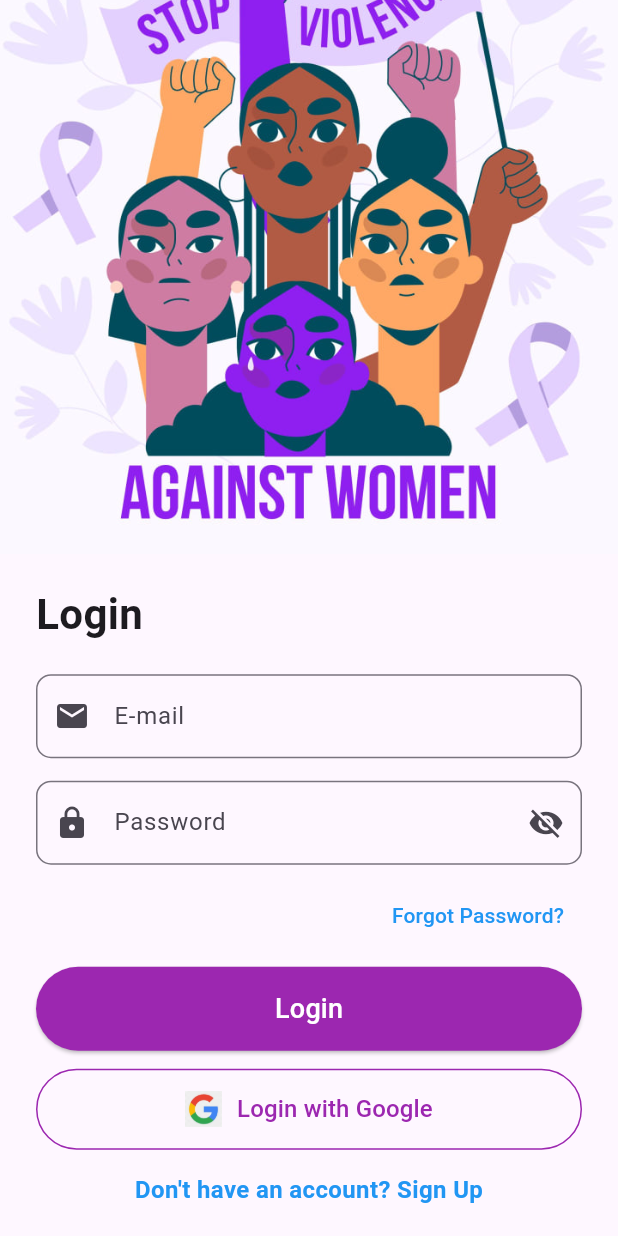
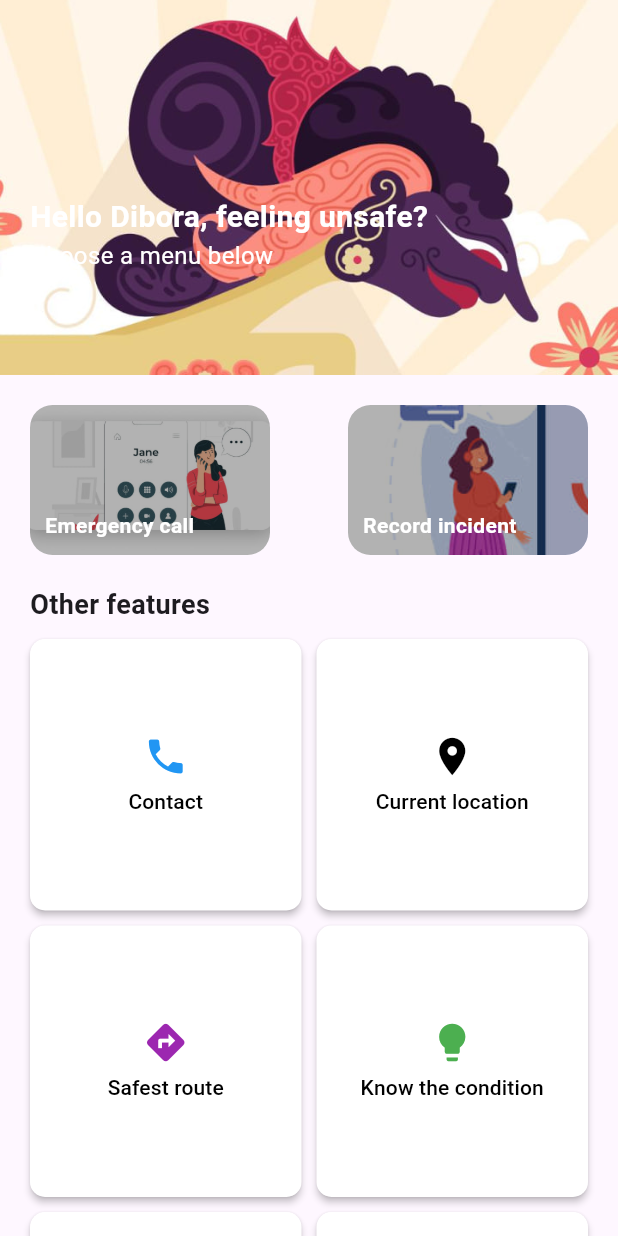
Before and after one commit to hiyammm1/tila_app, a Flutter app: the LoginPage screen opened directly, scrolled down 62 dp, after a tap on "Login", on a phone screen of 412 x 824 dp. Run offline on Flutter 3.47's test engine with Material 3 defaults, Android fonts, the phone set to English and light mode, and no system bars.

Commit message:
home page added

```diff
--- /dev/null
+++ b/lib/home_page.dart
@@ -0,0 +1,190 @@
+import 'package:flutter/material.dart';
+
+class HomePage extends StatelessWidget {
+  const HomePage({super.key});
+
+  @override
+  Widget build(BuildContext context) {
+    return Scaffold(
+      body: SingleChildScrollView(
+        child: Column(
+          crossAxisAlignment: CrossAxisAlignment.start,
+          children: [
+            // Top Banner Section
+            Stack(
+              children: [
+                // Background Image
+                SizedBox(
+                  width: double.infinity,
+                  height: 250,
+                  child: Image.asset(
+                    "assets/images/home_banner.jpg", // Ensure this image exists
+                    fit: BoxFit.cover,
+                  ),
+                ),
+                // Overlay Text
+                Positioned(
+                  top: 130,
+                  left: 20,
+                  child: Column(
+                    crossAxisAlignment: CrossAxisAlignment.start,
+                    children: const [
+                      Text(
+                        "Hello Dibora, feeling unsafe?",
+                        style: TextStyle(
+                          fontSize: 20,
+                          fontWeight: FontWeight.bold,
+                          color: Colors.white,
+                        ),
+                      ),
+                      Text(
+                        "Choose a menu below",
+                        style: TextStyle(
+                          fontSize: 16,
+                          color: Colors.white,
+                        ),
+                      ),
+                    ],
+                  ),
+                ),
+              ],
+            ),
+
+            const SizedBox(height: 20),
+
+            // Main Menu Cards
+            Padding(
+              padding: const EdgeInsets.symmetric(horizontal: 20),
+              child: Row(
+                mainAxisAlignment: MainAxisAlignment.spaceBetween,
+                children: [
+                  _buildMainMenuCard(
+                    title: "Emergency call",
+                    image: "assets/images/emergency_call.jpg",
+                    onTap: () {
+                      // Add Emergency Call action
+                    },
+                  ),
+                  _buildMainMenuCard(
+                    title: "Record incident",
+                    image: "assets/images/record_incident.jpg",
+                    onTap: () {
+                      // Add Record Incident action
+                    },
+                  ),
+                ],
+              ),
+            ),
+
+            const SizedBox(height: 20),
+
+            // Other Features Title
+            const Padding(
+              padding: EdgeInsets.symmetric(horizontal: 20),
+              child: Text(
+                "Other features",
+                style: TextStyle(fontSize: 18, fontWeight: FontWeight.bold),
+              ),
+            ),
+
+            const SizedBox(height: 10),
+
+            // Features Grid
+            Padding(
+              padding: const EdgeInsets.symmetric(horizontal: 20),
+              child: GridView.count(
+                crossAxisCount: 2,
+                shrinkWrap: true,
+                physics: const NeverScrollableScrollPhysics(),
+                mainAxisSpacing: 10,
+                crossAxisSpacing: 10,
+                children: [
+                  _buildFeatureButton("Contact", Icons.phone, Colors.blue),
+                  _buildFeatureButton("Current location", Icons.location_on, Colors.black),
+                  _buildFeatureButton("Safest route", Icons.directions, Colors.purple),
+                  _buildFeatureButton("Know the condition", Icons.lightbulb, Colors.green),
+                  _buildFeatureButton("Forum", Icons.forum, Colors.teal),
+                  _buildFeatureButton("Account", Icons.person, Colors.grey),
+                ],
+              ),
+            ),
+
+            const SizedBox(height: 30),
+
+            // Logout Button
+            Center(
+              child: FloatingActionButton(
+                onPressed: () {
+                  // Handle Logout
+                },
+                backgroundColor: Colors.purple,
+                child: const Icon(Icons.logout, color: Colors.white),
+              ),
+            ),
+
+            const SizedBox(height: 20),
+          ],
+        ),
+      ),
+    );
+  }
+
+  // Widget for Main Menu Cards
+  Widget _buildMainMenuCard({required String title, required String image, required VoidCallback onTap}) {
+    return GestureDetector(
+      onTap: onTap,
+      child: Container(
+        width: 160,
+        height: 100,
+        decoration: BoxDecoration(
+          borderRadius: BorderRadius.circular(15),
+          image: DecorationImage(
+            image: AssetImage(image),
+            fit: BoxFit.cover,
+          ),
+        ),
+        child: Container(
+          padding: const EdgeInsets.all(10),
+          decoration: BoxDecoration(
+            borderRadius: BorderRadius.circular(15),
+            color: Colors.black.withOpacity(0.3),
+          ),
+          child: Align(
+            alignment: Alignment.bottomLeft,
+            child: Text(
+              title,
+              style: const TextStyle(
+                color: Colors.white,
+                fontWeight: FontWeight.bold,
+              ),
+            ),
+          ),
+        ),
+      ),
+    );
+  }
+
+  // Widget for Feature Buttons
+  Widget _buildFeatureButton(String title, IconData icon, Color color) {
+    return ElevatedButton(
+      onPressed: () {
+        // Add action for each feature
+      },
+      style: ElevatedButton.styleFrom(
+        backgroundColor: Colors.white,
+        foregroundColor: Colors.black,
+        padding: const EdgeInsets.all(15),
+        shape: RoundedRectangleBorder(borderRadius: BorderRadius.circular(10)),
+        elevation: 2,
+      ),
+      child: Column(
+        mainAxisSize: MainAxisSize.min,
+        children: [
+          Icon(icon, color: color, size: 30),
+          const SizedBox(height: 5),
+          Text(title, textAlign: TextAlign.center),
+        ],
+      ),
+    );
+  }
+}
--- a/lib/login_page.dart
+++ b/lib/login_page.dart
@@ -1,10 +1,12 @@
 import 'package:flutter/material.dart';
 import 'register_page.dart';
+import 'home_page.dart';
 
 class LoginPage extends StatefulWidget {
   const LoginPage({super.key});
 
   @override
+  // ignore: library_private_types_in_public_api
   _LoginPageState createState() => _LoginPageState();
 }
 
@@ -66,7 +68,9 @@ class _LoginPageState extends State<LoginPage> {
                   prefixIcon: const Icon(Icons.lock),
                   suffixIcon: IconButton(
                     icon: Icon(
-                      _obscurePassword ? Icons.visibility_off : Icons.visibility,
+                      _obscurePassword
+                          ? Icons.visibility_off
+                          : Icons.visibility,
                     ),
                     onPressed: () {
                       setState(() {
@@ -87,9 +91,9 @@ class _LoginPageState extends State<LoginPage> {
               child: Align(
                 alignment: Alignment.centerRight,
                 child: TextButton(
-                  onPressed: () {
-                  },
-                  child: const Text("Forgot Password?", style: TextStyle(color: Colors.blue)),
+                  onPressed: () {},
+                  child: const Text("Forgot Password?",
+                      style: TextStyle(color: Colors.blue)),
                 ),
               ),
             ),
@@ -103,7 +107,10 @@ class _LoginPageState extends State<LoginPage> {
                 width: double.infinity,
                 child: ElevatedButton(
                   onPressed: () {
-                    // Handle login logic
+                    Navigator.pushReplacement(
+                      context,
+                      MaterialPageRoute(builder: (context) => const HomePage()),
+                    );
                   },
                   style: ElevatedButton.styleFrom(
                     backgroundColor: Colors.purple,
@@ -145,7 +152,8 @@ class _LoginPageState extends State<LoginPage> {
                         height: 24,
                       ),
                       const SizedBox(width: 10),
-                      const Text("Login with Google", style: TextStyle(fontSize: 16)),
+                      const Text("Login with Google",
+                          style: TextStyle(fontSize: 16)),
                     ],
                   ),
                 ),
@@ -158,15 +166,18 @@ class _LoginPageState extends State<LoginPage> {
             Center(
               child: GestureDetector(
                 onTap: () {
-                  // Navigate to Sign Up Page
+                  // Navigate to RegisterPage
                   Navigator.push(
                     context,
-                    MaterialPageRoute(builder: (context) =>  RegisterPage()),
+                    MaterialPageRoute(builder: (context) => RegisterPage()),
                   );
                 },
                 child: const Text(
                   "Don't have an account? Sign Up",
-                  style: TextStyle(color: Colors.blue, fontSize: 16, fontWeight: FontWeight.bold),
+                  style: TextStyle(
+                      color: Colors.blue,
+                      fontSize: 16,
+                      fontWeight: FontWeight.bold),
                 ),
               ),
             ),
```
Also changed, not shown: pubspec.yaml (+6 -3 lines), assets/images/emergency_call.jpg (added), assets/images/home_banner.jpg (added), assets/images/record_incident.jpg (added).
